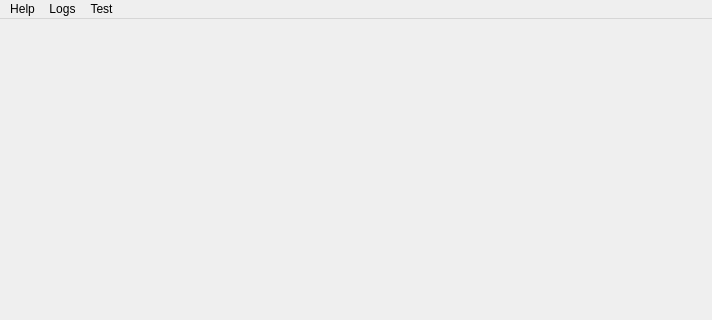
M25Racer/SBC_App, file mainwindow.ui: the form before one commit; both pictures show x 0 to 712 and y 0 to 320 of the 712 by 488 pixel window.
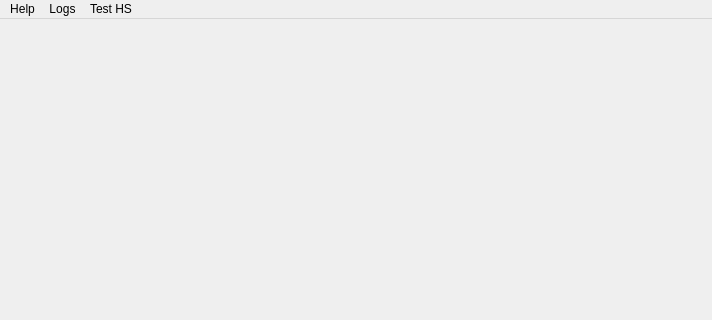
The form after the commit. Icons and pictures are not drawn.

Patch:
```diff
--- a/mainwindow.ui
+++ b/mainwindow.ui
@@ -41,7 +41,7 @@
    </widget>
    <widget class="QMenu" name="menuTest">
     <property name="title">
-     <string>Test</string>
+     <string>Test HS</string>
     </property>
     <addaction name="actionSend_HS_command_GET_STATUS"/>
     <addaction name="actionSend_HS_command_GET_DATA"/>
```
Left out of the diff: 12 changed lines with no effect on the pictures.
